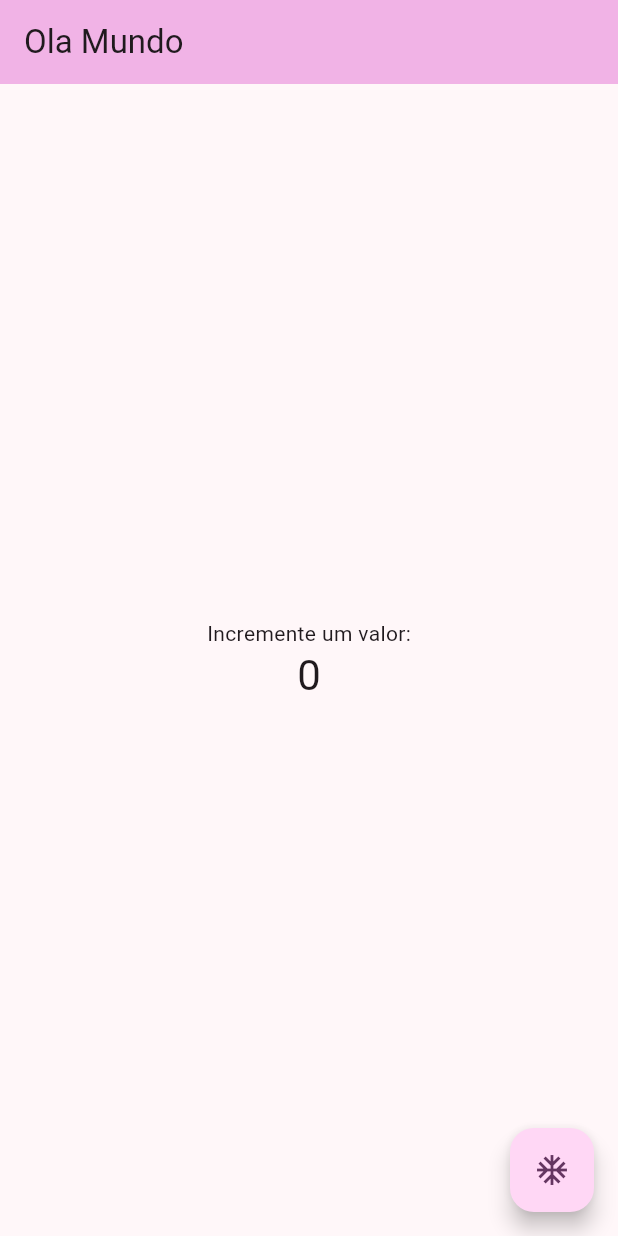
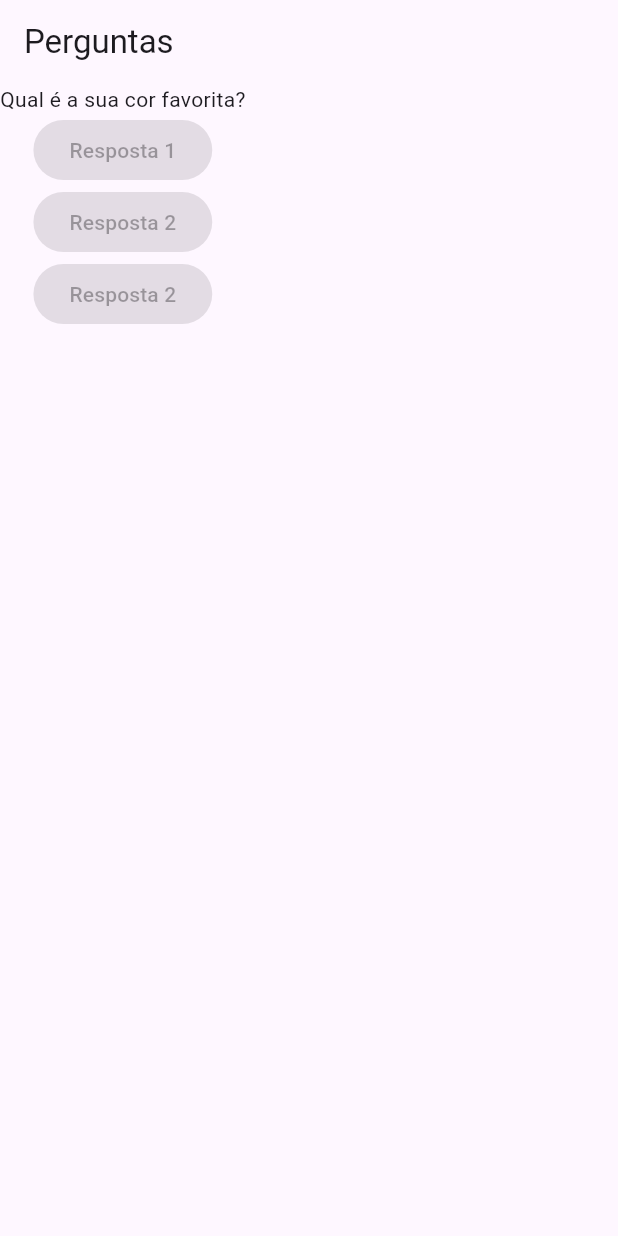
Before and after one commit to murilomonte/estudos-flutter, a Flutter app: the screen it shows after launch, on a phone screen of 412 x 824 dp. Run offline on Flutter 3.47's test engine with Material 3 defaults, Android fonts, the phone set to English and light mode, and no system bars.

Commit message:
Update main.dart

```diff
--- a/exercicios/projeto_perguntas/lib/main.dart
+++ b/exercicios/projeto_perguntas/lib/main.dart
@@ -1,125 +1,39 @@
 import 'package:flutter/material.dart';
 
 void main() {
-  runApp(const MyApp());
+  // Roda uma instância da classe 'PerguntasApp'
+  runApp(PerguntaApp());
 }
 
-class MyApp extends StatelessWidget {
-  const MyApp({super.key});
+class PerguntaApp extends StatelessWidget {
+  final List<String> perguntas = [
+    'Qual é a sua cor favorita?',
+    'Qual é o seu animal favorito?',
+  ];
 
-  // This widget is the root of your application.
+  // * Se a lista final 'perguntas' vai mudar, então o objeto criado não será constante
+  PerguntaApp({super.key});
+
+  // Indica que método abaixo sobrescreve o método herdado da classe StatelessWidget;
   @override
+  // 'build' é um método da classe 'PerguntasApp' que retorna um 'Widget' e constrói a interface do app;
+  // O método recebe como parâmetro um objeto 'BuildContext', que representa o endereço do widget na árvore de widgets.
+  // Permite acessar informações do ambiente, como tema, localização ou dimensões, por meio da variável 'context';
   Widget build(BuildContext context) {
+    // Retorna um widget que implementa o material design, oferencendo funcionalidades como: temas, gerenciamento de rotas, e mais.
     return MaterialApp(
-      title: 'Flutter Demo',
-      theme: ThemeData(
-        // This is the theme of your application.
-        //
-        // TRY THIS: Try running your application with "flutter run". You'll see
-        // the application has a purple toolbar. Then, without quitting the app,
-        // try changing the seedColor in the colorScheme below to Colors.green
-        // and then invoke "hot reload" (save your changes or press the "hot
-        // reload" button in a Flutter-supported IDE, or press "r" if you used
-        // the command line to start the app).
-        //
-        // Notice that the counter didn't reset back to zero; the application
-        // state is not lost during the reload. To reset the state, use hot
-        // restart instead.
-        //
-        // This works for code too, not just values: Most code changes can be
-        // tested with just a hot reload.
-        colorScheme: ColorScheme.fromSeed(seedColor: const Color.fromARGB(255, 255, 25, 255)),
-        useMaterial3: true,
-      ),
-      home: const MyHomePage(title: 'Ola Mundo'),
-    );
+        home: Scaffold(
+            appBar: AppBar(
+              title: const Text('Perguntas'),
+            ),
+            body: Column(
+              children: [
+                Text(perguntas[0]),
+                // ElevatedButton -> widget que gera um botão
+                const ElevatedButton(onPressed: null, child: Text('Resposta 1')),
+                const ElevatedButton(onPressed: null, child: Text('Resposta 2')),
+                const ElevatedButton(onPressed: null, child: Text('Resposta 2')),
+              ],
+            )));
   }
 }
-
-class MyHomePage extends StatefulWidget {
-  const MyHomePage({super.key, required this.title});
-
-  // This widget is the home page of your application. It is stateful, meaning
-  // that it has a State object (defined below) that contains fields that affect
-  // how it looks.
-
-  // This class is the configuration for the state. It holds the values (in this
-  // case the title) provided by the parent (in this case the App widget) and
-  // used by the build method of the State. Fields in a Widget subclass are
-  // always marked "final".
-
-  final String title;
-
-  @override
-  State<MyHomePage> createState() => _MyHomePageState();
-}
-
-class _MyHomePageState extends State<MyHomePage> {
-  int _counter = 0;
-
-  void _incrementCounter() {
-    setState(() {
-      // This call to setState tells the Flutter framework that something has
-      // changed in this State, which causes it to rerun the build method below
-      // so that the display can reflect the updated values. If we changed
-      // _counter without calling setState(), then the build method would not be
-      // called again, and so nothing would appear to happen.
-      _counter++;
-    });
-  }
-
-  @override
-  Widget build(BuildContext context) {
-    // This method is rerun every time setState is called, for instance as done
-    // by the _incrementCounter method above.
-    //
-    // The Flutter framework has been optimized to make rerunning build methods
-    // fast, so that you can just rebuild anything that needs updating rather
-    // than having to individually change instances of widgets.
-    return Scaffold(
-      appBar: AppBar(
-        // TRY THIS: Try changing the color here to a specific color (to
-        // Colors.amber, perhaps?) and trigger a hot reload to see the AppBar
-        // change color while the other colors stay the same.
-        backgroundColor: Theme.of(context).colorScheme.inversePrimary,
-        // Here we take the value from the MyHomePage object that was created by
-        // the App.build method, and use it to set our appbar title.
-        title: Text(widget.title),
-      ),
-      body: Center(
-        // Center is a layout widget. It takes a single child and positions it
-        // in the middle of the parent.
-        child: Column(
-          // Column is also a layout widget. It takes a list of children and
-          // arranges them vertically. By default, it sizes itself to fit its
-          // children horizontally, and tries to be as tall as its parent.
-          //
-          // Column has various properties to control how it sizes itself and
-          // how it positions its children. Here we use mainAxisAlignment to
-          // center the children vertically; the main axis here is the vertical
-          // axis because Columns are vertical (the cross axis would be
-          // horizontal).
-          //
-          // TRY THIS: Invoke "debug painting" (choose the "Toggle Debug Paint"
-          // action in the IDE, or press "p" in the console), to see the
-          // wireframe for each widget.
-          mainAxisAlignment: MainAxisAlignment.center,
-          children: <Widget>[
-            const Text(
-              'Incremente um valor:',
-            ),
-            Text(
-              '$_counter',
-              style: Theme.of(context).textTheme.headlineMedium,
-            ),
-          ],
-        ),
-      ),
-      floatingActionButton: FloatingActionButton(
-        onPressed: _incrementCounter,
-        tooltip: 'Increment',
-        child: const Icon(Icons.ac_unit),
-      ), // This trailing comma makes auto-formatting nicer for build methods.
-    );
-  }
-}
```
